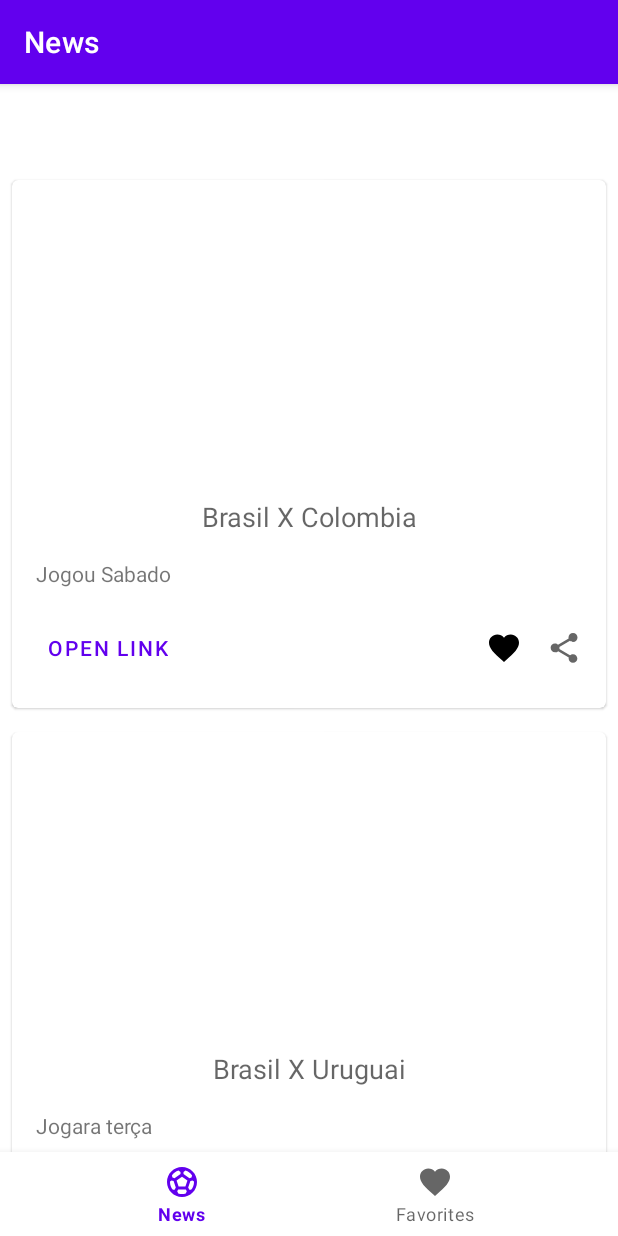
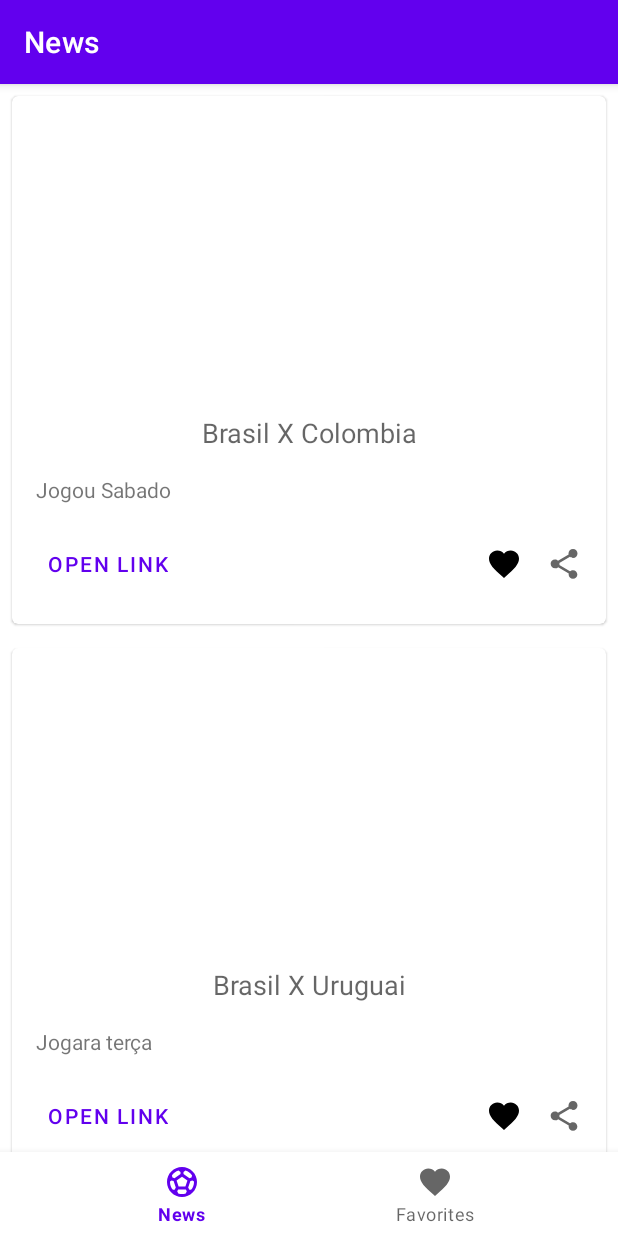
Before and after one commit to bernardobb93/Soccer-News, an Android app: the screen it shows after launch (MainActivity), on a phone screen of 412 x 824 dp. Run offline under Robolectric (Android 15) with nearby library versions, the phone set to English and light mode, and no system bars; our stand-ins replace navigation-ui.

Commit message:
app tomando forma

```diff
--- a/app/src/main/res/layout/activity_main.xml
+++ b/app/src/main/res/layout/activity_main.xml
@@ -3,8 +3,7 @@
     xmlns:app="http://schemas.android.com/apk/res-auto"
     android:id="@+id/container"
     android:layout_width="match_parent"
-    android:layout_height="match_parent"
-    android:paddingTop="?attr/actionBarSize">
+    android:layout_height="match_parent">
 
     <com.google.android.material.bottomnavigation.BottomNavigationView
         android:id="@+id/nav_view"
@@ -22,7 +21,7 @@
         android:id="@+id/nav_host_fragment_activity_main"
         android:name="androidx.navigation.fragment.NavHostFragment"
         android:layout_width="match_parent"
-        android:layout_height="match_parent"
+        android:layout_height="0dp"
         app:defaultNavHost="true"
         app:layout_constraintBottom_toTopOf="@id/nav_view"
         app:layout_constraintLeft_toLeftOf="parent"
--- a/app/src/main/res/layout/news_item.xml
+++ b/app/src/main/res/layout/news_item.xml
@@ -68,6 +68,9 @@
             android:layout_width="wrap_content"
             android:layout_height="wrap_content"
             android:layout_marginEnd="@dimen/dimen_padrao"
+            android:clickable="true"
+            android:focusable="true"
+            android:background="?attr/selectableItemBackgroundBorderless"
             app:layout_constraintBottom_toBottomOf="@+id/btOpenLink"
             app:layout_constraintEnd_toStartOf="@+id/ivShare"
             app:layout_constraintHorizontal_bias="1.0"
@@ -81,6 +84,9 @@
             android:layout_width="wrap_content"
             android:layout_height="wrap_content"
             android:layout_marginEnd="@dimen/dimen_padrao"
+            android:clickable="true"
+            android:focusable="true"
+            android:background="?attr/selectableItemBackgroundBorderless"
             app:layout_constraintBottom_toBottomOf="@+id/btOpenLink"
             app:layout_constraintEnd_toEndOf="parent"
             app:layout_constraintTop_toTopOf="@+id/btOpenLink"
```
